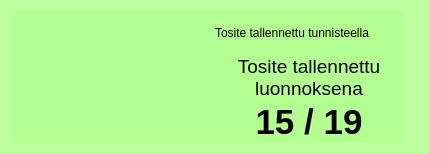
The window that kitupiikki/kirjaus/tallennettuwidget.ui (artoh/kitupiikki) describes before a commit, drawn with Qt 5.
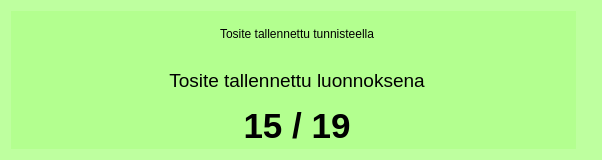
The same window after the commit. Icons and pictures are not drawn.

Patch:
```diff
--- a/kitupiikki/kirjaus/tallennettuwidget.ui
+++ b/kitupiikki/kirjaus/tallennettuwidget.ui
@@ -6,8 +6,8 @@
    <rect>
     <x>0</x>
     <y>0</y>
-    <width>429</width>
-    <height>154</height>
+    <width>602</width>
+    <height>160</height>
    </rect>
   </property>
   <property name="windowTitle">
@@ -19,7 +19,7 @@
   <property name="styleSheet">
    <string notr="true">background-color: rgba(170, 255, 127, 128);</string>
   </property>
-  <layout class="QHBoxLayout" name="horizontalLayout">
+  <layout class="QHBoxLayout" name="horizontalLayout" stretch="0,1">
    <property name="spacing">
     <number>0</number>
    </property>
@@ -46,6 +46,9 @@
        <property name="text">
         <string>Tosite tallennettu tunnisteella</string>
        </property>
+       <property name="alignment">
+        <set>Qt::AlignCenter</set>
+       </property>
       </widget>
      </item>
      <item>
```
